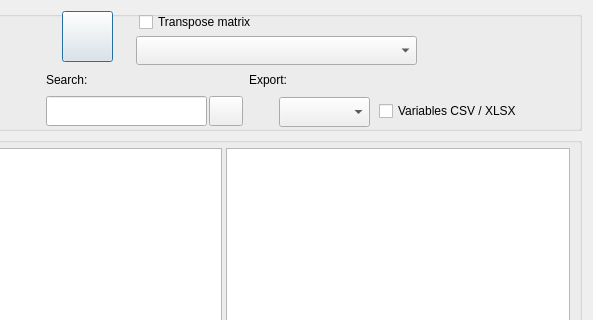
This is GUI_UIs/ui_dialog_report_codings.ui in ccbogel/QualCoder as Qt 5 draws it before an edit; both pictures show x 492 to 1085 and y 0 to 320 of the 1085 by 580 pixel window. The edited form follows.
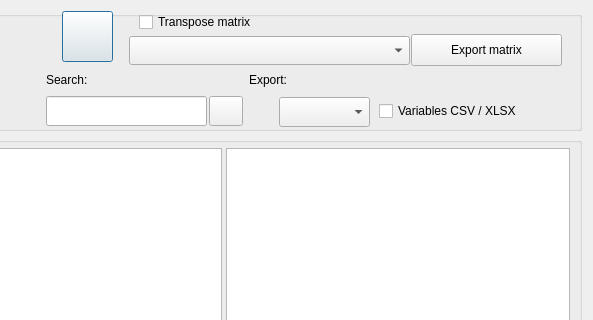
This is the edited form.

Commit message: Separate the matrix export button

```diff
--- a/GUI_UIs/ui_dialog_report_codings.ui
+++ b/GUI_UIs/ui_dialog_report_codings.ui
@@ -193,7 +193,7 @@
      <widget class="QComboBox" name="comboBox_matrix">
       <property name="geometry">
        <rect>
-        <x>617</x>
+        <x>610</x>
         <y>25</y>
         <width>281</width>
         <height>29</height>
@@ -409,6 +409,19 @@
        <string>Variables CSV / XLSX</string>
       </property>
      </widget>
+     <widget class="QPushButton" name="pushButton_export_matrix">
+      <property name="geometry">
+       <rect>
+        <x>892</x>
+        <y>23</y>
+        <width>151</width>
+        <height>32</height>
+       </rect>
+      </property>
+      <property name="text">
+       <string>Export matrix</string>
+      </property>
+     </widget>
     </widget>
    </item>
    <item>
```
Left out of the diff: 2 changed lines with no effect on the pictures.
